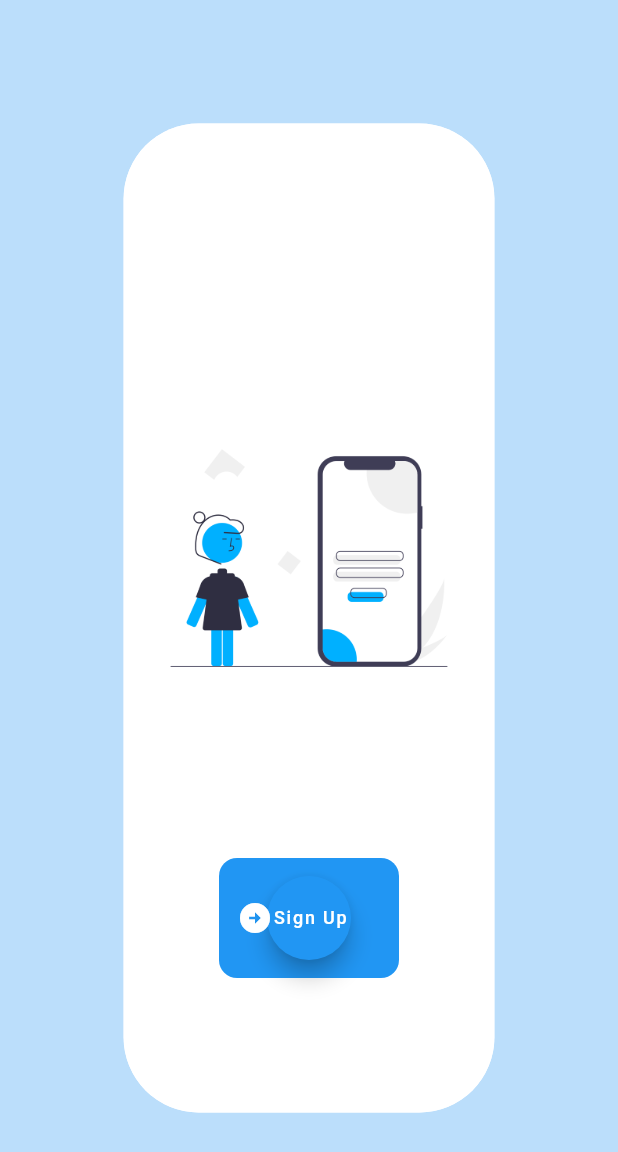
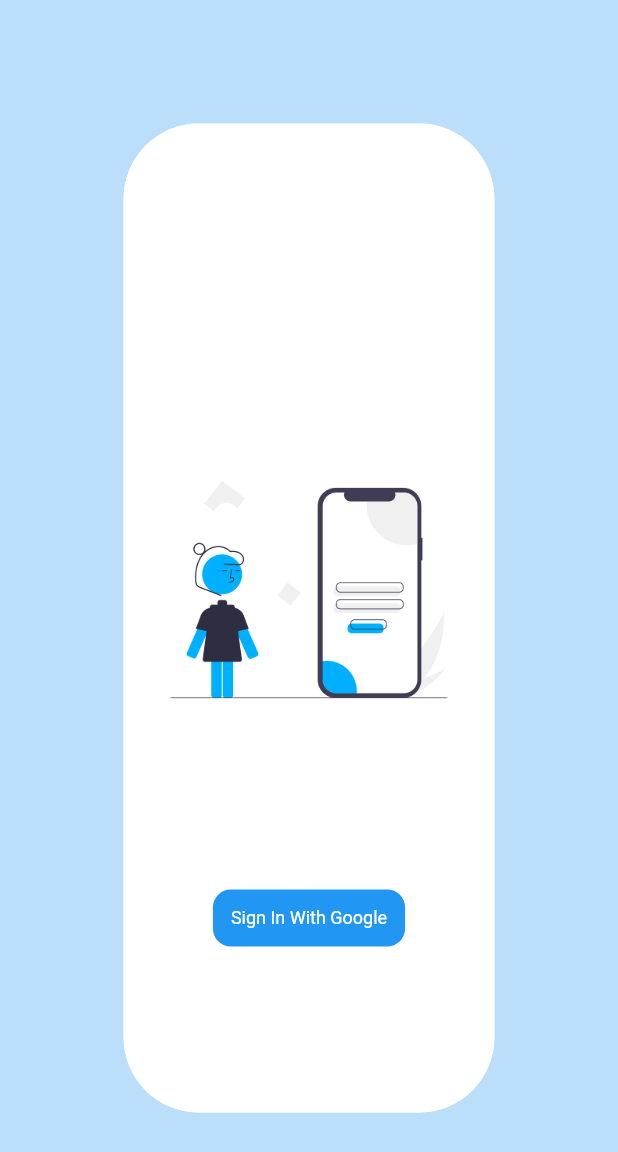
Before and after one commit to penaa9/task-management-apss-ven, a Flutter app: the screen it shows after launch, on a phone screen of 412 x 824 dp. Shown: the top 1152 px of the screen. Run offline on Flutter 3.47's test engine with Material 2 defaults, Android fonts, the phone set to English and light mode, and no system bars; our stand-ins replace cloud_firestore, firebase_auth, firebase_core, get, google_sign_in, matcher; missing offline and left inert: dart:html; accounts and stored records are empty.

Commit message:
commit video 14

```diff
--- a/lib/app/modules/login/views/login_view.dart
+++ b/lib/app/modules/login/views/login_view.dart
@@ -1,13 +1,15 @@
+
 import 'package:flutter/material.dart';
 
 import 'package:get/get.dart';
+import 'package:management_taks_apps/app/data/controller/auth_controller.dart';
 
-import '../../../data/controller/auth_controller.dart';
 import '../controllers/login_controller.dart';
+
+// import '../controllers/login_controller.dart';
 
 class LoginView extends GetView<LoginController> {
   final authC = Get.find<AuthController>();
-
   @override
   Widget build(BuildContext context) {
     return Scaffold(
@@ -23,19 +25,19 @@
             !context.isPhone?
             Expanded(
                 child: Container(
-                  padding: EdgeInsets.all(34),
+                  padding: EdgeInsets.all(12),
              decoration: BoxDecoration(
                color: Colors.blue,
-              borderRadius: BorderRadius.circular(50)
+              borderRadius: BorderRadius.only(topLeft: Radius.circular(50), bottomLeft: Radius.circular(50))
              ),
 
               child: Column(
                 mainAxisAlignment: MainAxisAlignment.center,
                 crossAxisAlignment: CrossAxisAlignment.start,
                 children: [
-                  Text("Selamat Datang", style: TextStyle(color: Colors.white, fontSize: 30, fontWeight: FontWeight.bold),),
-                  Text("di App Task Management", style: TextStyle(color: Colors.white, fontSize: 16),),
-                  Text("Yuk Login or Signup", style: TextStyle(color: Colors.white, fontSize: 16),),
+                  Text("HI, UCIC", style: TextStyle(color: Colors.white, fontSize: 30),),
+                  Text("Selamat Datang", style: TextStyle(color: Colors.white, fontSize: 18),),
+                  Text("Yuk Login", style: TextStyle(color: Colors.white, fontSize: 18),),
                 ],
               ),
             )
@@ -44,9 +46,9 @@
                 child: Container(
              decoration: BoxDecoration(
                color: Colors.white,
-              borderRadius: BorderRadius.circular(50)
+            borderRadius: BorderRadius.only(topRight: Radius.circular(50), bottomRight: Radius.circular(50), topLeft: Radius.circular(50), bottomLeft: Radius.circular(50)),
 
-             ),
+          ),
               child: Column(
                 mainAxisAlignment: MainAxisAlignment.center,
                 children: [
@@ -54,24 +56,17 @@
                   Image.asset("assets/image/login.png", height: 400,),
                   Container(
                     padding: EdgeInsets.all(12),
-                    width: 120,
                     decoration: BoxDecoration(
                       color: Colors.blue,
                       borderRadius: BorderRadius.circular(12)
                     ),
-                    child: FloatingActionButton(
-                      onPressed: () {
-                          authC.signInWithGoogle();
+                    child: InkWell(
+                      onTap: (){
+                       authC.signInWithGoogle();
                       },
                       child: Ink(
 
-                        child: Row(
-                        children: [
-                       Icon(Icons.arrow_circle_right_sharp),
-                        Text("Sign Up",style: TextStyle(color: Colors.white, fontSize: 12 ),),
-                        ],
-
-                        ),
+                        child: Text("Sign In With Google",style: TextStyle(color: Colors.white, fontSize: 12 ),),
                       ),
                     ),
                   )
--- a/pubspec.yaml
+++ b/pubspec.yaml
@@ -11,6 +11,11 @@
   firebase_core: 1.19.2
   get: 4.6.5
   google_sign_in: ^5.4.0
+  firebase_auth_web: ^4.0.0
+
+  google_sign_in_web: ^0.10.2
+  cloud_firestore: 3.4.3
+  date_time_picker: 2.1.0
 
   flutter:
     sdk: flutter
```
Also changed, not shown: lib/app/data/controller/auth_controller.dart (+56 -5 lines), pubspec.lock, 2 other files.
